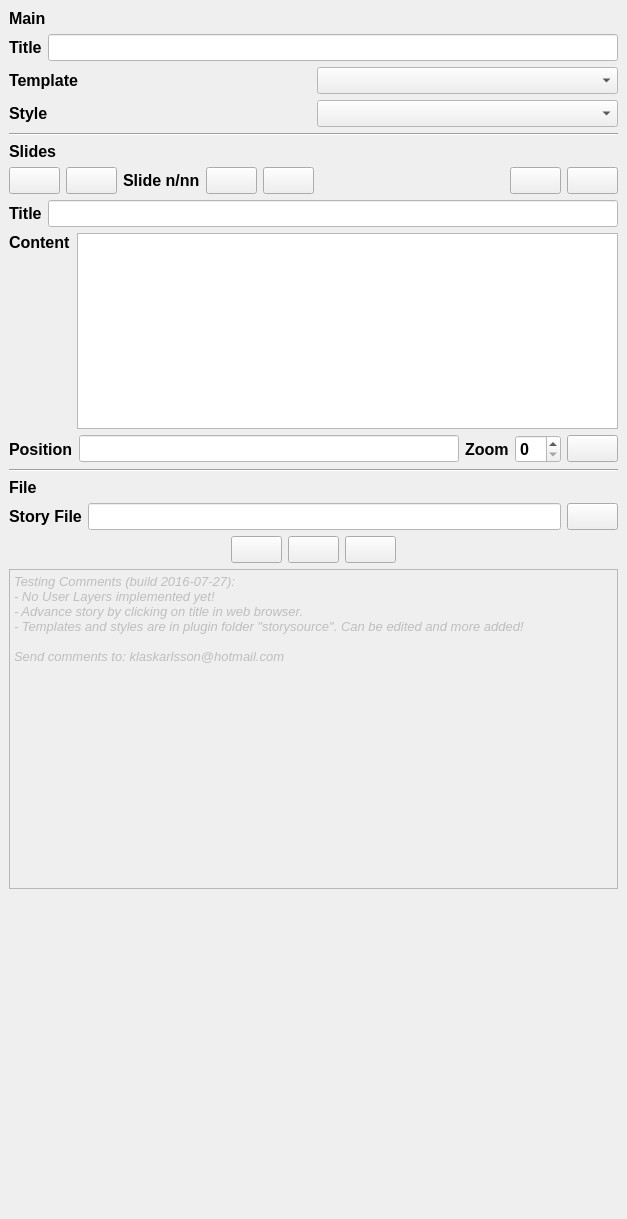
The window that story/story_dockwidget_base.ui (klakar/scheherazade) describes before a commit, drawn with Qt 5.
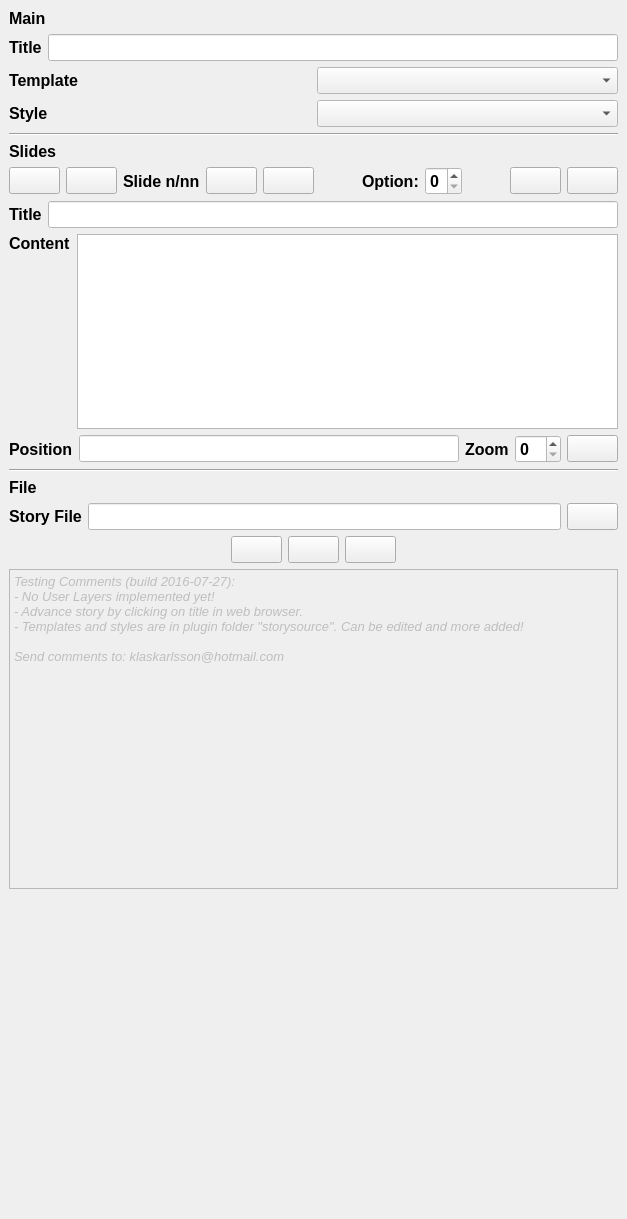
The same window after the commit. Icons and pictures are not drawn.

Patch:
```diff
--- a/story/story_dockwidget_base.ui
+++ b/story/story_dockwidget_base.ui
@@ -639,6 +639,100 @@
           </property>
          </widget>
         </item>
+        <item>
+         <spacer name="horizontalSpacer_2">
+          <property name="orientation">
+           <enum>Qt::Horizontal</enum>
+          </property>
+          <property name="sizeHint" stdset="0">
+           <size>
+            <width>40</width>
+            <height>20</height>
+           </size>
+          </property>
+         </spacer>
+        </item>
+        <item>
+         <widget class="QLabel" name="lblSlideOption">
+          <property name="text">
+           <string>Option:</string>
+          </property>
+         </widget>
+        </item>
+        <item>
+         <widget class="QSpinBox" name="spinSlideOption">
+          <property name="palette">
+           <palette>
+            <active>
+             <colorrole role="Base">
+              <brush brushstyle="SolidPattern">
+               <color alpha="255">
+                <red>255</red>
+                <green>255</green>
+                <blue>255</blue>
+               </color>
+              </brush>
+             </colorrole>
+             <colorrole role="Window">
+              <brush brushstyle="SolidPattern">
+               <color alpha="255">
+                <red>255</red>
+                <green>255</green>
+                <blue>255</blue>
+               </color>
+              </brush>
+             </colorrole>
+            </active>
+            <inactive>
+             <colorrole role="Base">
+              <brush brushstyle="SolidPattern">
+               <color alpha="255">
+                <red>255</red>
+                <green>255</green>
+                <blue>255</blue>
+               </color>
+              </brush>
+             </colorrole>
+             <colorrole role="Window">
+              <brush brushstyle="SolidPattern">
+               <color alpha="255">
+                <red>255</red>
+                <green>255</green>
+                <blue>255</blue>
+               </color>
+              </brush>
+             </colorrole>
+            </inactive>
+            <disabled>
+             <colorrole role="Base">
+              <brush brushstyle="SolidPattern">
+               <color alpha="255">
+                <red>255</red>
+                <green>255</green>
+                <blue>255</blue>
+               </color>
+              </brush>
+             </colorrole>
+             <colorrole role="Window">
+              <brush brushstyle="SolidPattern">
+               <color alpha="255">
+                <red>255</red>
+                <green>255</green>
+                <blue>255</blue>
+               </color>
+              </brush>
+             </colorrole>
+            </disabled>
+           </palette>
+          </property>
+          <property name="toolTip">
+           <string>If supported by selected style!</string>
+          </property>
+          <property name="maximum">
+           <number>9</number>
+          </property>
+         </widget>
+        </item>
         <item>
          <spacer name="horizontalSpacer">
           <property name="orientation">
```
